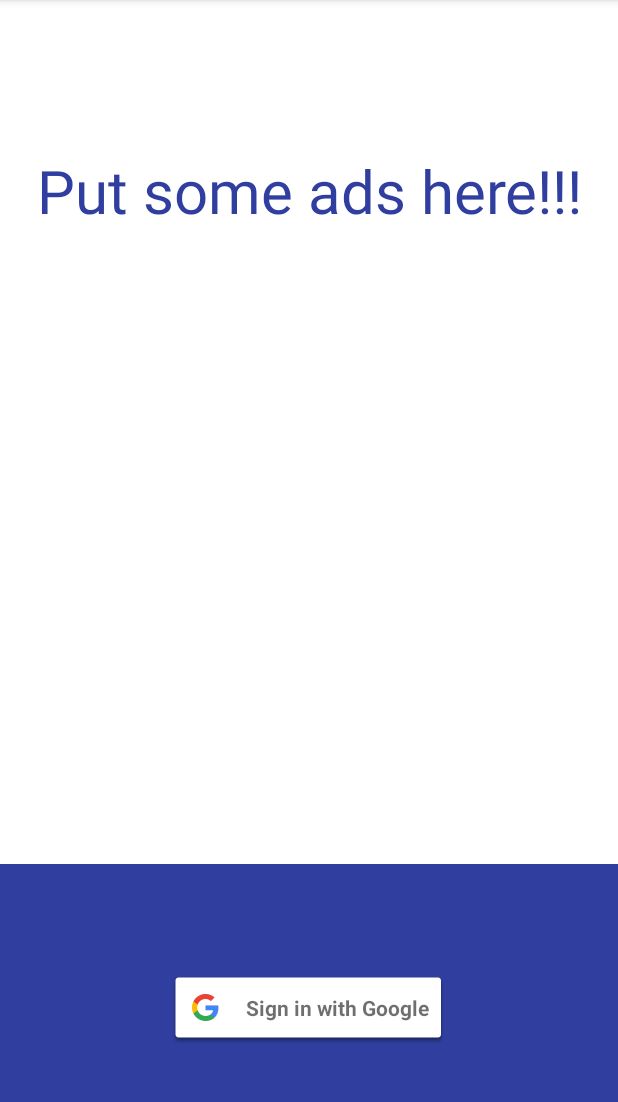
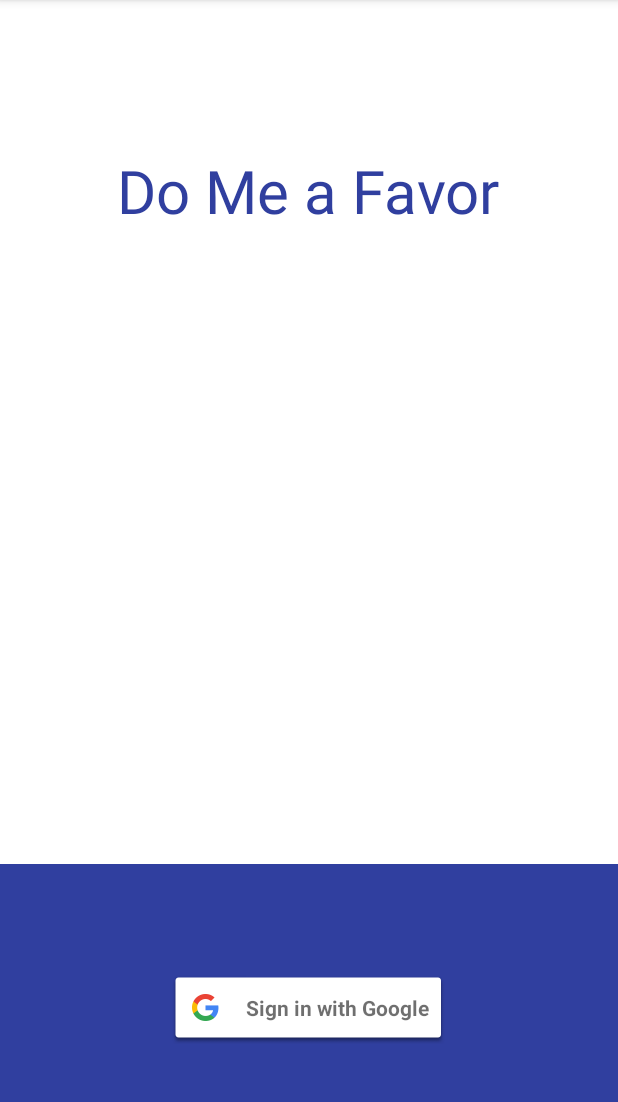
Before and after one commit to dnalwqer/DoMeFavor, an Android app: the SignInActivity screen opened directly, with no data from a screen before it, on a phone screen of 412 x 824 dp, the part 84-1186 px from its top. Run offline under Robolectric (Android 15) with nearby library versions, the phone set to English and light mode, and no system bars.

Commit message:
add the name

```diff
--- a/app/src/main/res/values/strings.xml
+++ b/app/src/main/res/values/strings.xml
@@ -8,7 +8,7 @@
     <string name="signed_out">Signed out</string>
     <string name="signed_in_err">"Error: please check logs."</string>
     <string name="loading">Loading…</string>
-    <string name="title_text">Put some ads here!!!</string>
+    <string name="title_text">Do Me a Favor</string>
 
 
     <!-- sign out-->
```
Also changed, not shown: app/src/main/java/com/cs165/domefavor/domefavor/MyExpandableListItemAdapter.java (+7 -2 lines), 24 other files.
